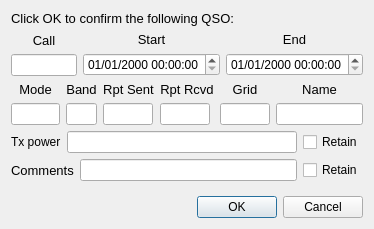
This is logqso.ui in saitohirga/WSJT-X as Qt 5 draws it before an edit. The edited form follows.
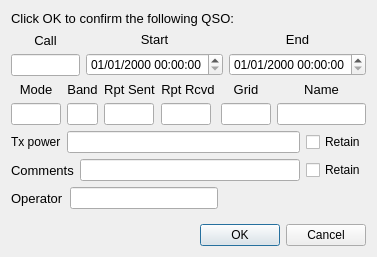
This is the edited form.

Commit message: Operator field for DXpeditions and other Multi-Op events. Operator callsign is sent to DIF log if not empty.

The edit to the form file:
```diff
--- a/logqso.ui
+++ b/logqso.ui
@@ -6,8 +6,8 @@
    <rect>
     <x>0</x>
     <y>0</y>
-    <width>374</width>
-    <height>229</height>
+    <width>377</width>
+    <height>257</height>
    </rect>
   </property>
   <property name="sizePolicy">
@@ -351,6 +351,45 @@
      </item>
     </layout>
    </item>
+   <item>
+    <layout class="QHBoxLayout" name="horizontalLayout_5">
+     <item>
+      <widget class="QLabel" name="operatorLabel">
+       <property name="font">
+        <font>
+         <pointsize>10</pointsize>
+        </font>
+       </property>
+       <property name="text">
+        <string>Operator</string>
+       </property>
+      </widget>
+     </item>
+     <item>
+      <widget class="QLineEdit" name="loggedOperator">
+       <property name="maximumSize">
+        <size>
+         <width>300</width>
+         <height>16777215</height>
+        </size>
+       </property>
+      </widget>
+     </item>
+     <item>
+      <spacer name="horizontalSpacer">
+       <property name="orientation">
+        <enum>Qt::Horizontal</enum>
+       </property>
+       <property name="sizeHint" stdset="0">
+        <size>
+         <width>40</width>
+         <height>20</height>
+        </size>
+       </property>
+      </spacer>
+     </item>
+    </layout>
+   </item>
    <item>
     <spacer name="verticalSpacer">
      <property name="orientation">
```
The commit also changes 12 other files.
